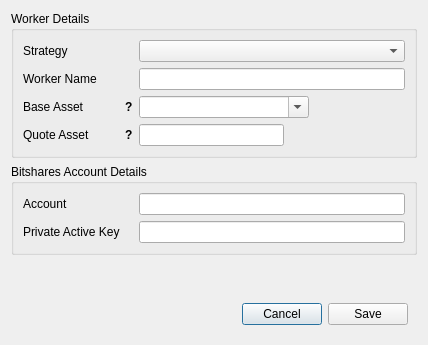
Old version of the form dexbot/views/ui/create_worker_window.ui in the repository xeroc/stakemachine.
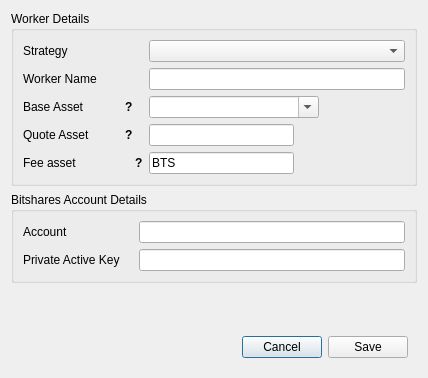
New version of the form.

Commit message: Add fee asset option for workers

What changed in the file:
```diff
--- a/dexbot/views/ui/create_worker_window.ui
+++ b/dexbot/views/ui/create_worker_window.ui
@@ -7,7 +7,7 @@
     <x>0</x>
     <y>0</y>
     <width>428</width>
-    <height>345</height>
+    <height>378</height>
    </rect>
   </property>
   <property name="windowTitle">
@@ -459,6 +459,120 @@
         </layout>
        </widget>
       </item>
+      <item row="4" column="0">
+       <widget class="QWidget" name="fee_asset_wrap" native="true">
+        <property name="sizePolicy">
+         <sizepolicy hsizetype="Fixed" vsizetype="Preferred">
+          <horstretch>0</horstretch>
+          <verstretch>0</verstretch>
+         </sizepolicy>
+        </property>
+        <property name="minimumSize">
+         <size>
+          <width>120</width>
+          <height>0</height>
+         </size>
+        </property>
+        <property name="maximumSize">
+         <size>
+          <width>120</width>
+          <height>16777215</height>
+         </size>
+        </property>
+        <layout class="QHBoxLayout" name="horizontalLayout_5">
+         <property name="spacing">
+          <number>0</number>
+         </property>
+         <property name="leftMargin">
+          <number>0</number>
+         </property>
+         <property name="topMargin">
+          <number>0</number>
+         </property>
+         <property name="rightMargin">
+          <number>0</number>
+         </property>
+         <property name="bottomMargin">
+          <number>0</number>
+         </property>
+         <item>
+          <widget class="QLabel" name="fee_asset_label">
+           <property name="minimumSize">
+            <size>
+             <width>0</width>
+             <height>0</height>
+            </size>
+           </property>
+           <property name="maximumSize">
+            <size>
+             <width>16777215</width>
+             <height>16777215</height>
+            </size>
+           </property>
+           <property name="text">
+            <string>Fee asset</string>
+           </property>
+           <property name="buddy">
+            <cstring>quote_asset_input</cstring>
+           </property>
+          </widget>
+         </item>
+         <item>
+          <widget class="QLabel" name="fee_asset_tooltip">
+           <property name="sizePolicy">
+            <sizepolicy hsizetype="Fixed" vsizetype="Preferred">
+             <horstretch>0</horstretch>
+             <verstretch>0</verstretch>
+            </sizepolicy>
+           </property>
+           <property name="font">
+            <font>
+             <weight>75</weight>
+             <bold>true</bold>
+            </font>
+           </property>
+           <property name="cursor">
+            <cursorShape>WhatsThisCursor</cursorShape>
+           </property>
+           <property name="toolTip">
+            <string>Asset to be used to pay transaction fees</string>
+           </property>
+           <property name="text">
+            <string>?</string>
+           </property>
+           <property name="margin">
+            <number>5</number>
+           </property>
+          </widget>
+         </item>
+        </layout>
+       </widget>
+      </item>
+      <item row="4" column="1">
+       <widget class="QLineEdit" name="fee_asset_input">
+        <property name="sizePolicy">
+         <sizepolicy hsizetype="Fixed" vsizetype="Fixed">
+          <horstretch>0</horstretch>
+          <verstretch>0</verstretch>
+         </sizepolicy>
+        </property>
+        <property name="minimumSize">
+         <size>
+          <width>145</width>
+          <height>0</height>
+         </size>
+        </property>
+        <property name="maximumSize">
+         <size>
+          <width>80</width>
+          <height>16777215</height>
+         </size>
+        </property>
+        <property name="text">
+         <string>BTS</string>
+        </property>
+       </widget>
+      </item>
      </layout>
     </widget>
    </item>
```
The commit also changes 5 other files.
